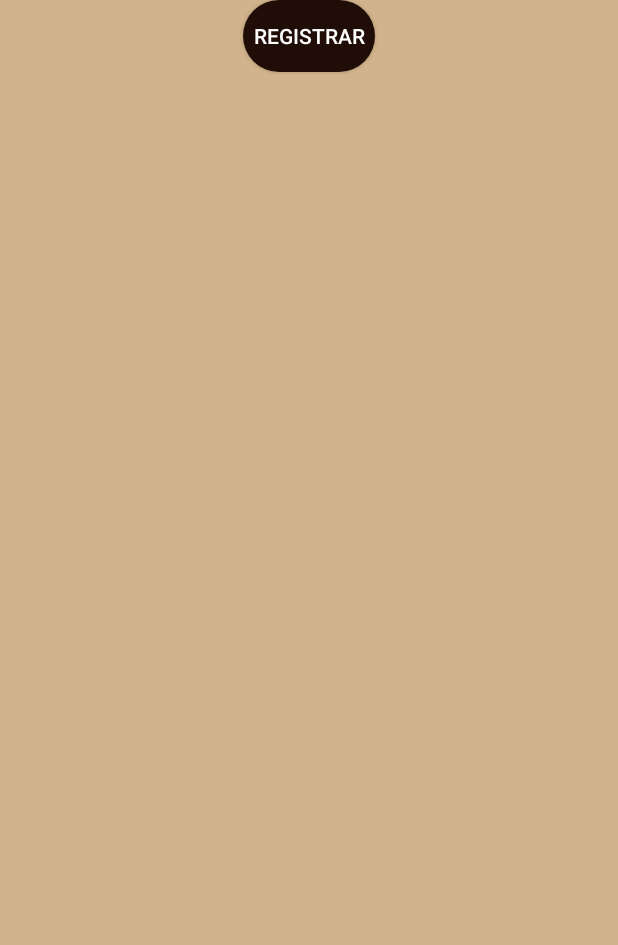
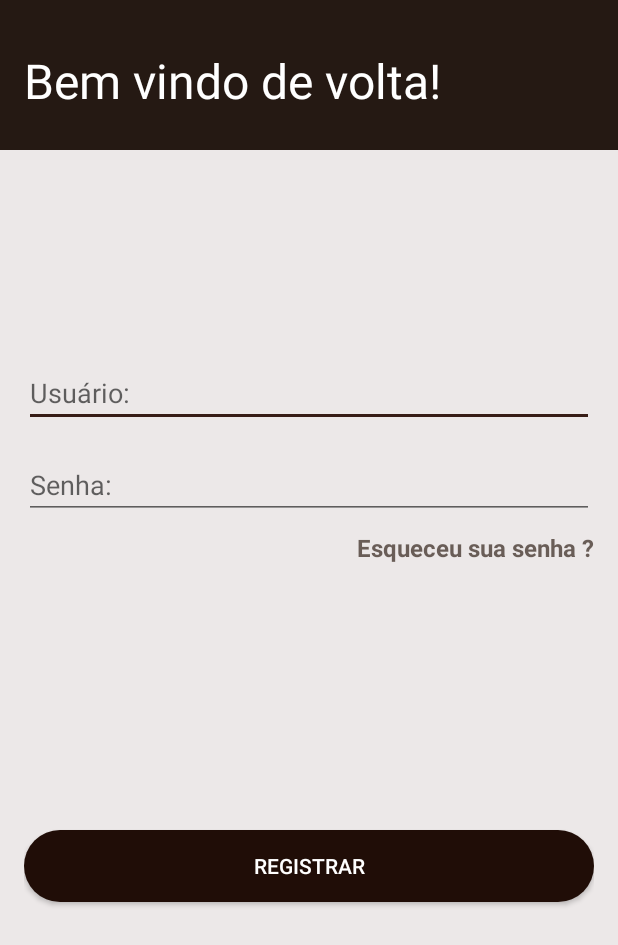
Before and after one commit to matheuspaz123/Cafeteria_001, an Android app: the SignInActivity screen opened directly, with no data from a screen before it, on a phone screen of 412 x 824 dp. Shown: the top 945 px of the screen. Run offline under Robolectric (Android 15) with nearby library versions, the phone set to English and light mode, and no system bars; Roboto replaces fonts that are not available here.

Commit message:
Activity de login local, layout feito

```diff
--- a/app/src/main/res/layout/activity_sign_in.xml
+++ b/app/src/main/res/layout/activity_sign_in.xml
@@ -4,17 +4,76 @@
     xmlns:tools="http://schemas.android.com/tools"
     android:layout_width="match_parent"
     android:layout_height="match_parent"
-    android:background="@color/marron_tela"
+    android:background="#ECE8E8"
     tools:context=".view.SignInActivity">
+
+    <View
+        android:layout_width="0dp"
+        android:layout_height="100dp"
+        android:background="@color/font_marron"
+        app:layout_constraintLeft_toLeftOf="parent"
+        app:layout_constraintTop_toTopOf="parent" />
+
+    <androidx.constraintlayout.widget.ConstraintLayout
+        android:layout_width="match_parent"
+        android:layout_height="match_parent"
+        android:padding="16dp">
+
+        <TextView
+            android:id="@+id/text_view_sign_in"
+            android:layout_width="wrap_content"
+            android:layout_height="wrap_content"
+            android:layout_marginTop="16dp"
+            android:text="Bem vindo de volta!"
+            android:textColor="@color/font_white"
+            android:textSize="32sp"
+            app:layout_constraintLeft_toLeftOf="parent"
+            app:layout_constraintTop_toTopOf="parent" />
+
+        <EditText
+            android:id="@+id/user_name_local"
+            android:layout_width="0dp"
+            android:layout_height="wrap_content"
+            android:layout_marginTop="164dp"
+            android:hint="Usuário:"
+            android:inputType="text"
+            app:layout_constraintLeft_toLeftOf="parent"
+            app:layout_constraintRight_toRightOf="parent"
+            app:layout_constraintTop_toBottomOf="@+id/text_view_sign_in" />
+
+        <EditText
+            android:id="@+id/password_local"
+            android:layout_width="0dp"
+            android:layout_height="wrap_content"
+            android:layout_marginTop="16dp"
+            android:hint="Senha:"
+            android:inputType="textPassword"
+            app:layout_constraintLeft_toLeftOf="parent"
+            app:layout_constraintRight_toRightOf="parent"
+            app:layout_constraintTop_toBottomOf="@+id/user_name_local" />
+
+        <TextView
+            android:layout_width="wrap_content"
+            android:layout_height="wrap_content"
+            android:layout_marginTop="8dp"
+            android:text="Esqueceu sua senha ?"
+            android:textColor="@color/font_marron_claro"
+            android:textSize="16sp"
+            android:textStyle="bold"
+            app:layout_constraintRight_toRightOf="parent"
+            app:layout_constraintTop_toBottomOf="@+id/password_local" />
 
         <Button
             android:id="@+id/button_login_local"
-        android:layout_width="wrap_content"
+            android:layout_width="0dp"
             android:layout_height="wrap_content"
+            android:background="@drawable/custom_button_marron"
             android:text="Registrar"
             android:textColor="@color/font_white"
-        android:background="@drawable/custom_button_marron"
+            app:layout_constraintBottom_toBottomOf="parent"
             app:layout_constraintEnd_toEndOf="parent"
             app:layout_constraintStart_toStartOf="parent"
-        app:layout_constraintTop_toTopOf="parent" />
+            app:layout_constraintTop_toBottomOf="@id/password_local" />
     </androidx.constraintlayout.widget.ConstraintLayout>
+
+</androidx.constraintlayout.widget.ConstraintLayout>
--- a/app/src/main/res/values/colors.xml
+++ b/app/src/main/res/values/colors.xml
@@ -4,8 +4,8 @@
     <color name="colorPrimary">#320C00</color>
     <color name="colorPrimaryDark">#350E02</color>
 
-    <!-- cores do sistema, não sei para que serve !-->
-    <color name="colorAccent">#03DAC5</color>
+    <!-- cores do sistema, exemplo, quando clica para difitar em um editText aparece esta cor em vaixo !-->
+    <color name="colorAccent">#371D16</color>
 
     <!-- cores das telas !-->
     <color name="splash_marron">#957F61</color>
--- a/app/src/main/res/values/strings.xml
+++ b/app/src/main/res/values/strings.xml
@@ -1,4 +1,4 @@
 <resources>
-    <string name="app_name">Cafeteria_0.0.1</string>
+    <string name="app_name">Cafeteria 0.0.1</string>
     <string name="iniciar">Iniciar</string>
 </resources>
```
Lines whose indentation alone changed are shown as unchanged.
